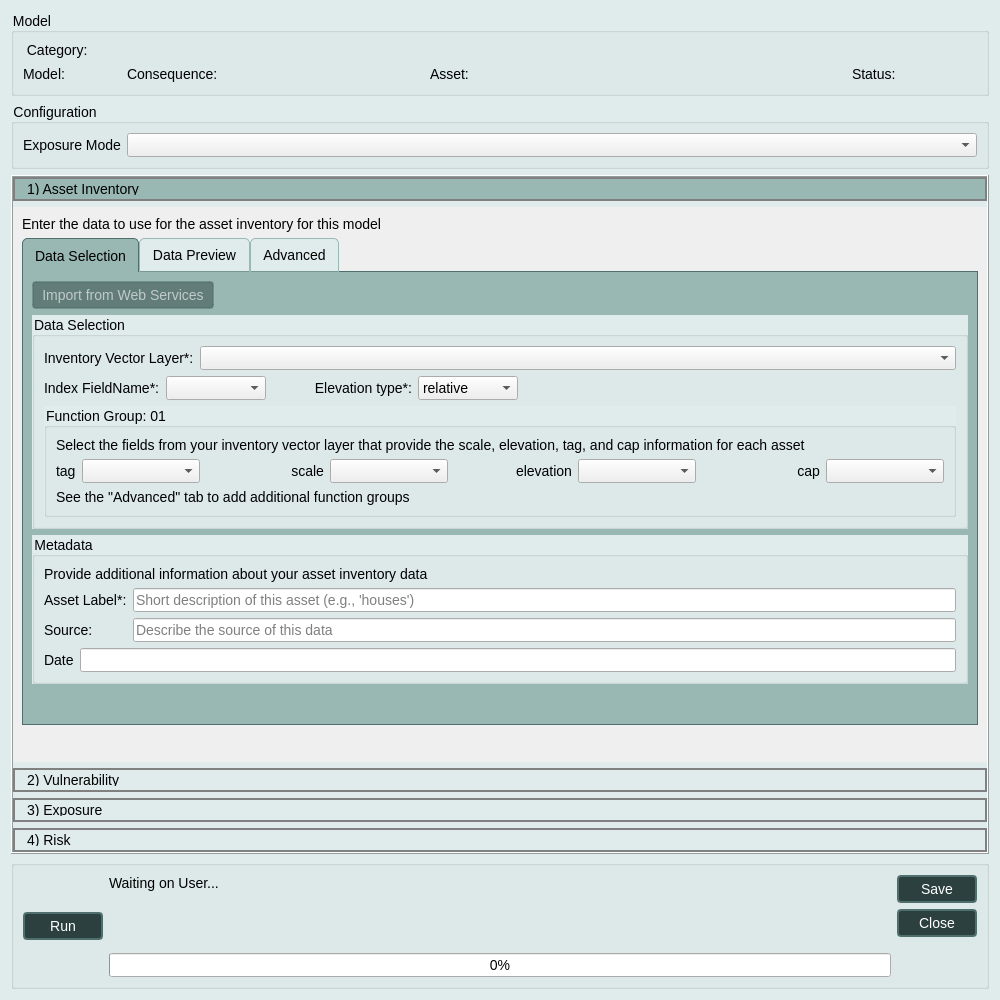
Old version of the form canflood2/canflood2_model_config.ui in the repository cefect/CanFlood2.
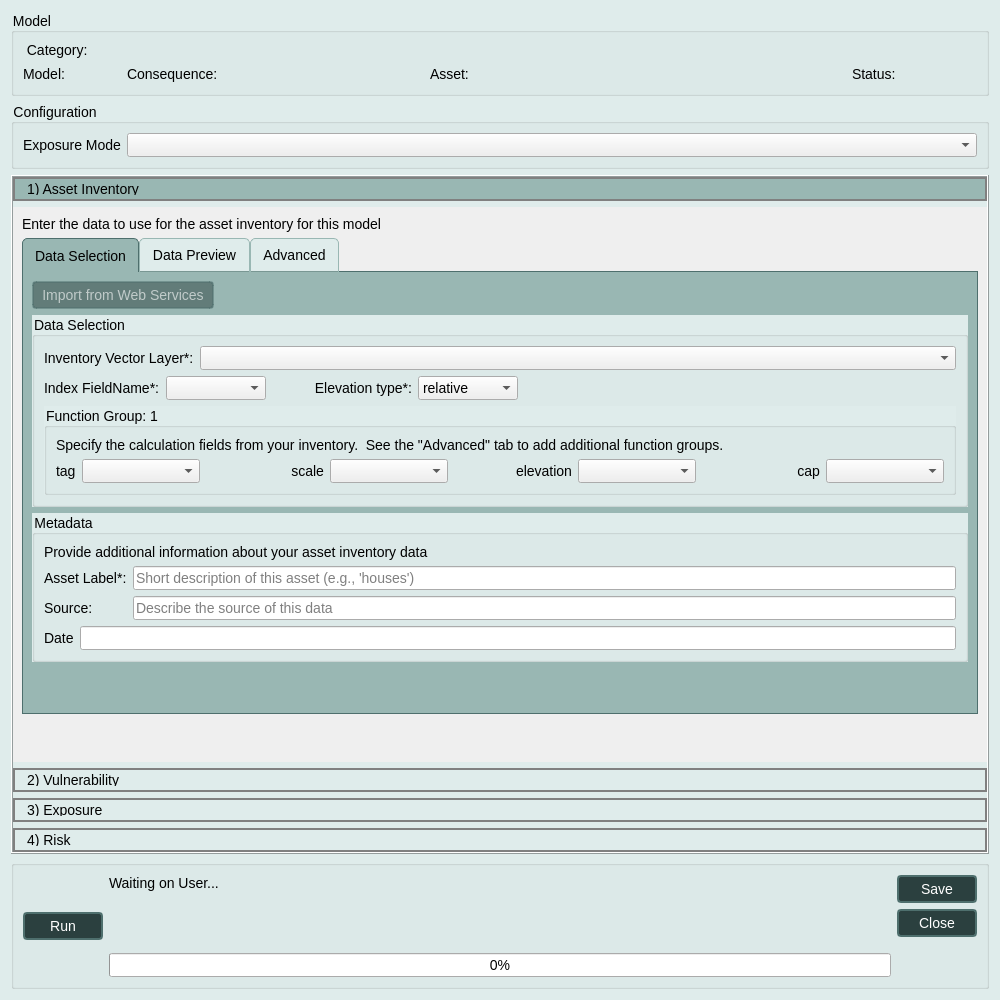
New version of the form. The open tabs and pages were chosen to show the change. Icons and pictures are not drawn. Custom widgets are drawn as their Qt base class.

Commit message: fix ui connections and destroy

Diff of the .ui file:
```diff
--- a/canflood2/canflood2_model_config.ui
+++ b/canflood2/canflood2_model_config.ui
@@ -614,13 +614,13 @@
               <item>
                <widget class="QGroupBox" name="groupBox_8">
                 <property name="title">
-                 <string>Function Group: 01</string>
+                 <string>Function Group: 1</string>
                 </property>
                 <layout class="QVBoxLayout" name="verticalLayout_18">
                  <item>
                   <widget class="QLabel" name="label_29">
                    <property name="text">
-                    <string>Select the fields from your inventory vector layer that provide the scale, elevation, tag, and cap information for each asset</string>
+                    <string>Specify the calculation fields from your inventory.  See the &quot;Advanced&quot; tab to add additional function groups.</string>
                    </property>
                   </widget>
                  </item>
@@ -703,13 +703,6 @@
                    </item>
                   </layout>
                  </item>
-                 <item>
-                  <widget class="QLabel" name="label_32">
-                   <property name="text">
-                    <string>See the &quot;Advanced&quot; tab to add additional function groups</string>
-                   </property>
-                  </widget>
-                 </item>
                 </layout>
                </widget>
               </item>
@@ -718,6 +711,12 @@
            </item>
            <item>
             <widget class="QGroupBox" name="groupBox_4">
+             <property name="sizePolicy">
+              <sizepolicy hsizetype="Expanding" vsizetype="Preferred">
+               <horstretch>0</horstretch>
+               <verstretch>0</verstretch>
+              </sizepolicy>
+             </property>
              <property name="title">
               <string>Metadata</string>
              </property>
```
Left out of the diff: 6 changed lines with no effect on the pictures. The commit also changes 4 other files.
